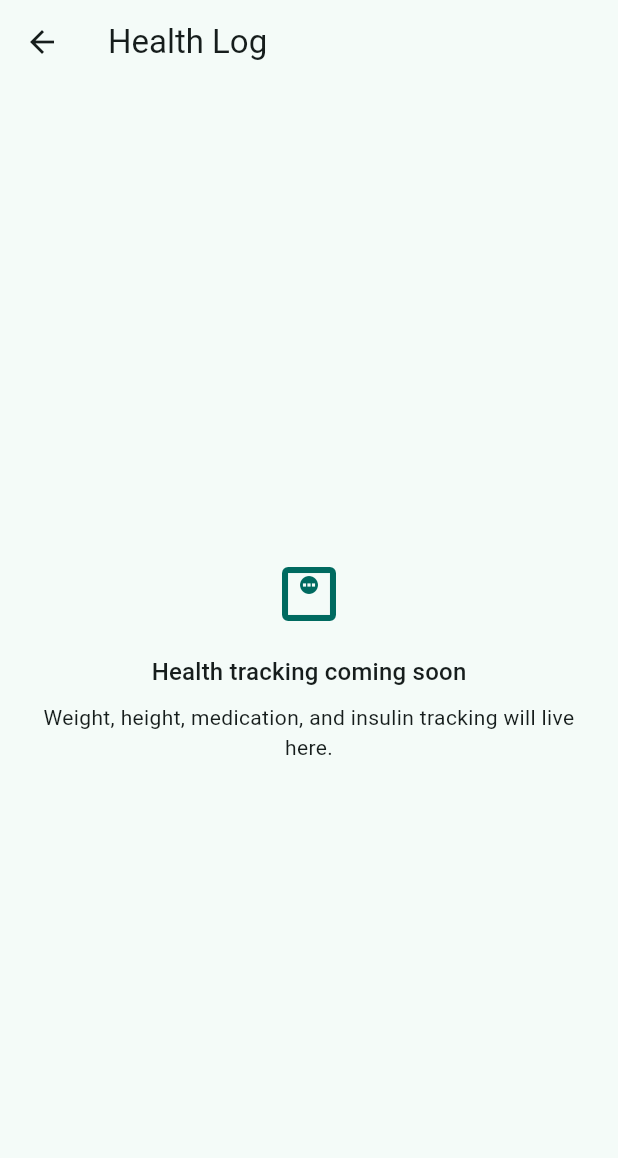
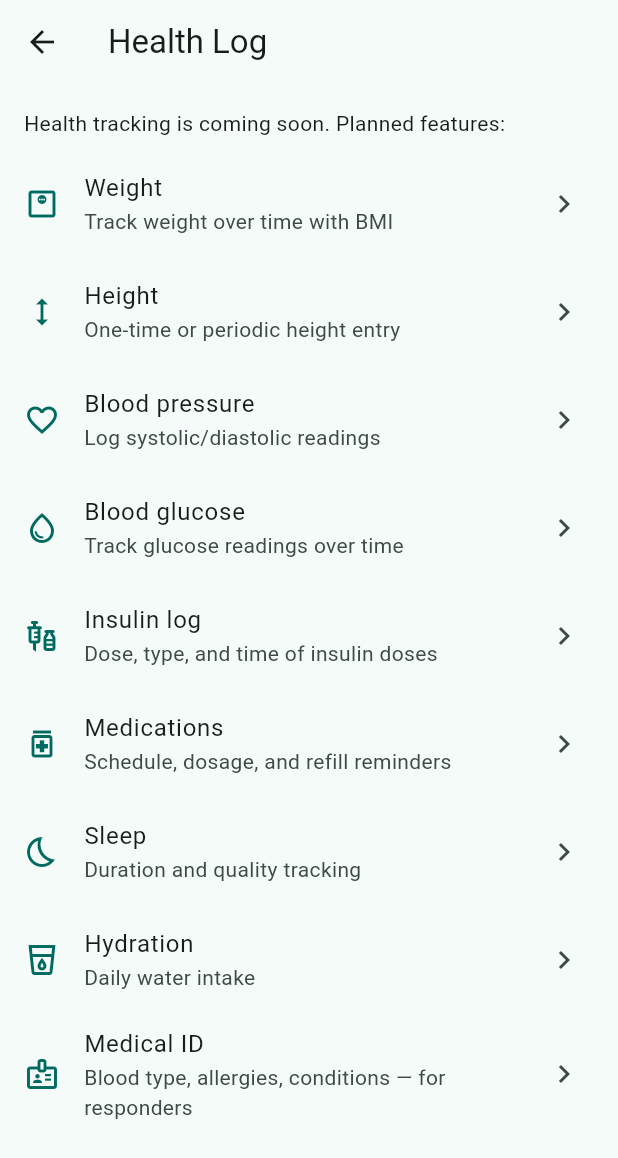
Before and after one commit to kaixenberg/foreverfit-foreverband, a Flutter app: the HealthLogScreen screen opened directly, on a phone screen of 412 x 824 dp. Shown: the top 1158 px of the screen. Run offline on Flutter 3.47's test engine with Material 3 defaults, Android fonts, the phone set to English and light mode, and no system bars; our stand-ins replace fl_chart, flutter_blue_plus, flutter_map, geolocator, hive_flutter, latlong2 and 2 more; missing offline and left inert: flutter_litert, flutter_map_cache, http_cache_core, http_cache_file_store; accounts and stored records are empty.

Commit message:
Add UI stubs for roadmap features, fix overflow, plan full-screen warning
Adds a Settings tab (wearable link + unsaved emergency-contact form) and
visible-but-unwired stubs for everything discussed as next steps:
Dashboard gets a manual SOS button and Wellness/Activity/Baseline cards,
Map gets an Air Quality row, Health Log expands into a real tile list
(weight, BP, glucose, insulin, meds, sleep, hydration, Medical ID).
ARCHITECTURE.md and README.md now track all of it as explicit roadmap
goals, including the AI/ML priority list and gaps against the original
problem statement from the "what's next" review.

Fixes MetricCard overflowing in the narrower 3-column wellness row (the
label Text had no width constraint) by wrapping it in Expanded with
ellipsis — a structural fix protecting every future use of the widget,
not just this one row. Also relabels the Map's seismic/cyclone/flood
rows from "offline baseline" to "reference data": they're not a
connectivity fallback, they're a static table with no live source at
all, and the old label misleadingly implied the former.

Adds a new roadmap item: a full-screen, must-acknowledge disaster
warning with per-hazard safety guidance (e.g. "get under a table" for
earthquakes), distinct from the existing low-key dismissible Map banner,
with its own stricter trigger threshold to avoid alert fatigue.

Co-Authored-By: Claude Sonnet 5 <noreply@anthropic.com>

```diff
--- a/app/health_companion/lib/screens/health_log_screen.dart
+++ b/app/health_companion/lib/screens/health_log_screen.dart
@@ -1,37 +1,45 @@
 import 'package:flutter/material.dart';
 
-/// Placeholder — weight/height/medication/insulin tracking etc. is a
-/// planned future feature (see ARCHITECTURE.md), not built this pass.
-/// This tab exists now so the navigation shell is ready for it.
+/// Placeholder — see ARCHITECTURE.md roadmap item 4. Every tile here is a
+/// UI stub only; tapping shows what it'll eventually do, nothing is
+/// tracked or persisted yet.
 class HealthLogScreen extends StatelessWidget {
   const HealthLogScreen({super.key});
+
+  static const _stubs = [
+    (Icons.monitor_weight_outlined, 'Weight', 'Track weight over time with BMI'),
+    (Icons.height, 'Height', 'One-time or periodic height entry'),
+    (Icons.favorite_border, 'Blood pressure', 'Log systolic/diastolic readings'),
+    (Icons.water_drop_outlined, 'Blood glucose', 'Track glucose readings over time'),
+    (Icons.vaccines_outlined, 'Insulin log', 'Dose, type, and time of insulin doses'),
+    (Icons.medication_outlined, 'Medications', 'Schedule, dosage, and refill reminders'),
+    (Icons.bedtime_outlined, 'Sleep', 'Duration and quality tracking'),
+    (Icons.local_drink_outlined, 'Hydration', 'Daily water intake'),
+    (Icons.badge_outlined, 'Medical ID', 'Blood type, allergies, conditions — for responders'),
+  ];
 
   @override
   Widget build(BuildContext context) {
     return Scaffold(
       appBar: AppBar(title: const Text('Health Log')),
-      body: Center(
-        child: Padding(
-          padding: const EdgeInsets.all(24),
-          child: Column(
-            mainAxisSize: MainAxisSize.min,
-            children: [
-              Icon(Icons.monitor_weight_outlined,
-                  size: 48, color: Theme.of(context).colorScheme.primary),
-              const SizedBox(height: 16),
-              Text(
-                'Health tracking coming soon',
-                style: Theme.of(context).textTheme.titleMedium,
+      body: ListView(
+        padding: const EdgeInsets.symmetric(vertical: 8),
+        children: [
+          const Padding(
+            padding: EdgeInsets.fromLTRB(16, 8, 16, 8),
+            child: Text('Health tracking is coming soon. Planned features:'),
+          ),
+          for (final (icon, title, subtitle) in _stubs)
+            ListTile(
+              leading: Icon(icon, color: Theme.of(context).colorScheme.primary),
+              title: Text(title),
+              subtitle: Text(subtitle),
+              trailing: const Icon(Icons.chevron_right),
+              onTap: () => ScaffoldMessenger.of(context).showSnackBar(
+                SnackBar(content: Text('$title tracking is coming soon')),
               ),
-              const SizedBox(height: 8),
-              const Text(
-                'Weight, height, medication, and insulin tracking will '
-                'live here.',
-                textAlign: TextAlign.center,
-              ),
-            ],
-          ),
-        ),
+            ),
+        ],
       ),
     );
   }
--- a/app/health_companion/lib/screens/home_shell.dart
+++ b/app/health_companion/lib/screens/home_shell.dart
@@ -3,6 +3,7 @@ import 'package:flutter/material.dart';
 import 'dashboard_screen.dart';
 import 'health_log_screen.dart';
 import 'map_screen.dart';
+import 'settings_screen.dart';
 
 /// App-level bottom navigation shell. Dashboard/Map/Health Log are all
 /// reachable regardless of wearable connection status — only the
@@ -21,6 +22,7 @@ class _HomeShellState extends State<HomeShell> {
     DashboardScreen(),
     MapScreen(),
     HealthLogScreen(),
+    SettingsScreen(),
   ];
 
   @override
@@ -34,6 +36,7 @@ class _HomeShellState extends State<HomeShell> {
           NavigationDestination(icon: Icon(Icons.dashboard_outlined), label: 'Dashboard'),
           NavigationDestination(icon: Icon(Icons.map_outlined), label: 'Map'),
           NavigationDestination(icon: Icon(Icons.monitor_weight_outlined), label: 'Health Log'),
+          NavigationDestination(icon: Icon(Icons.settings_outlined), label: 'Settings'),
         ],
       ),
     );
```
Also changed, not shown: app/health_companion/lib/screens/dashboard_screen.dart (+45 -0 lines), app/health_companion/lib/screens/map_screen.dart (+33 -1 lines), app/health_companion/lib/screens/settings_screen.dart (added, +80 -0 lines), app/health_companion/lib/widgets/metric_card.dart (+16 -2 lines), 2 other files.
